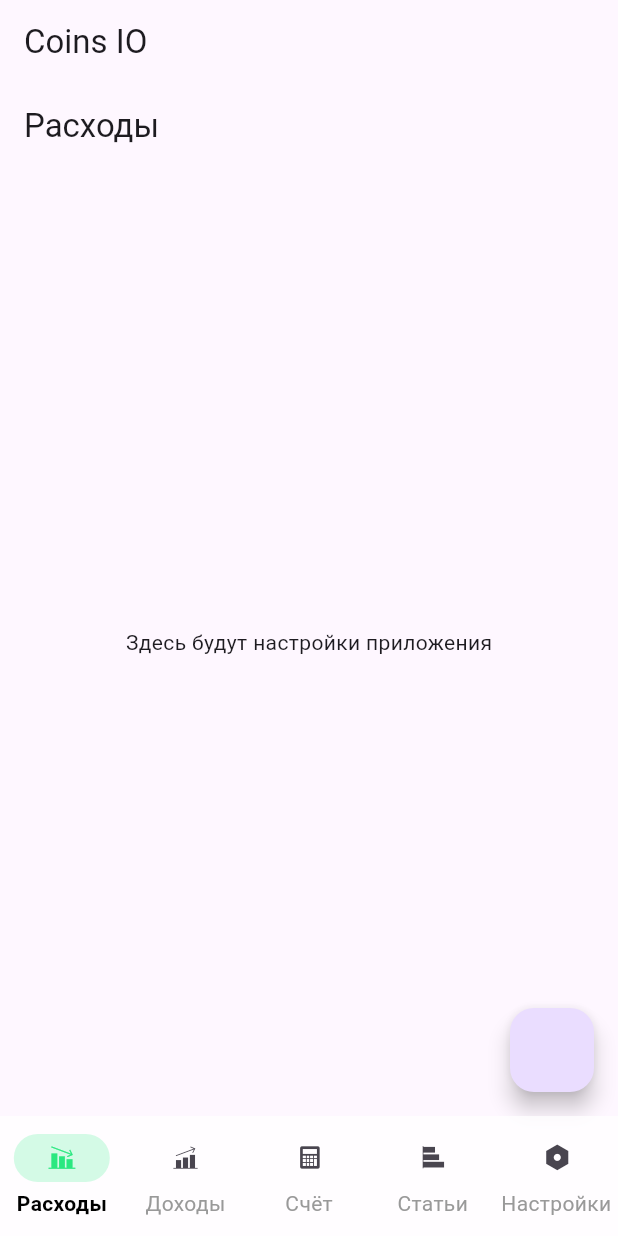
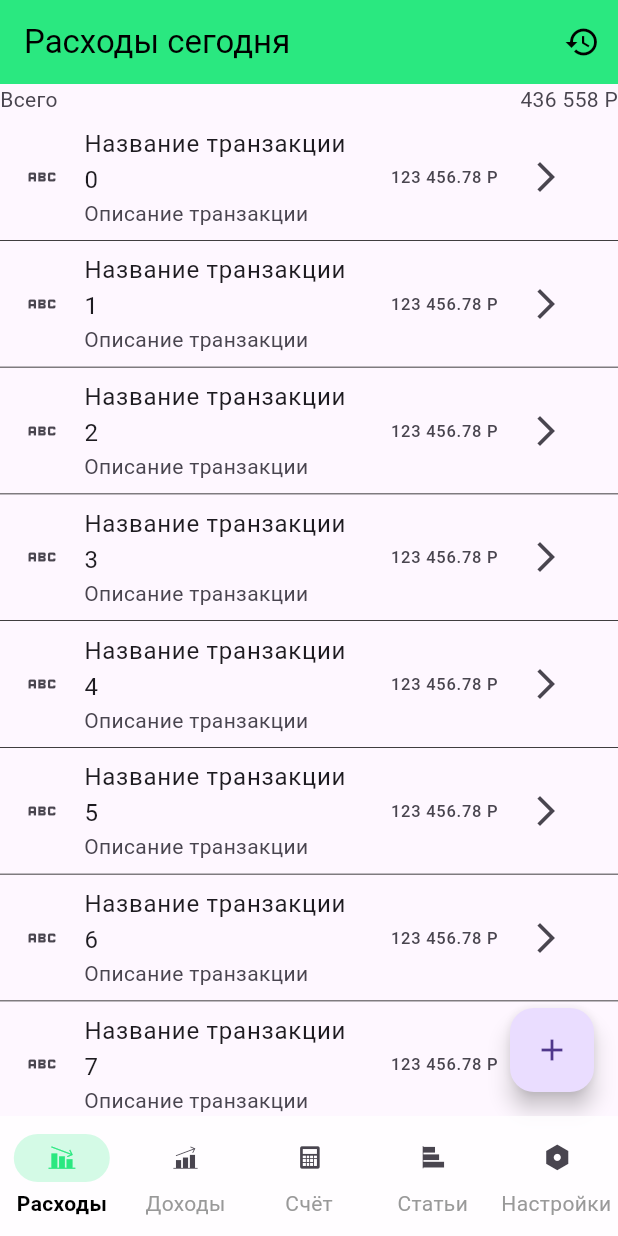
Before and after one commit to pablobagdal/CoinsIO, a Flutter app: the screen it shows after launch, on a phone screen of 412 x 824 dp. Run offline on Flutter 3.47's test engine with Material 3 defaults, Android fonts, the phone set to English and light mode, and no system bars; our stand-ins replace flutter_bloc, freezed_annotation; generated files the repository leaves out were written again.

Commit message:
modify spendings screen & theme for it's widgets

```diff
--- a/lib/core/themes/app_theme.dart
+++ b/lib/core/themes/app_theme.dart
@@ -3,6 +3,27 @@ import 'package:flutter/material.dart';
 
 abstract class AppTheme {
   static final light = ThemeData(
+    textTheme: const TextTheme(
+      bodyLarge: TextStyle(color: AppColors.black1, fontSize: 16),
+      bodyMedium: TextStyle(color: AppColors.black2, fontSize: 14),
+      bodySmall: TextStyle(color: AppColors.grey1, fontSize: 12),
+      titleLarge: TextStyle(
+        color: Colors.amber,
+        fontSize: 20,
+        fontWeight: FontWeight.bold,
+      ),
+    ),
+    appBarTheme: const AppBarTheme(
+      backgroundColor: AppColors.greenbright1,
+      foregroundColor: AppColors.black1,
+      elevation: 0,
+      // Используйте тот же стиль, что и в textTheme.titleLarge
+      titleTextStyle: TextStyle(
+        color: AppColors.black1,
+        fontSize: 22,
+        // fontWeight: FontWeight.bold,
+      ),
+    ),
     navigationBarTheme: NavigationBarThemeData(
       backgroundColor: AppColors.white1,
       indicatorColor: const Color.fromARGB(255, 212, 250, 230),
@@ -26,7 +47,7 @@ abstract class AppTheme {
       }),
     ),
     brightness: Brightness.light,
-    useMaterial3: true, // обязательно для NavigationBar
+    useMaterial3: true,
   );
 
   static final dark = ThemeData(brightness: Brightness.dark);
--- a/lib/main.dart
+++ b/lib/main.dart
@@ -19,6 +19,7 @@ class MyApp extends StatelessWidget {
   Widget build(BuildContext context) {
     return MaterialApp(
       title: 'Coins IO',
+      debugShowCheckedModeBanner: false,
       home: BlocProvider(
         create: (context) => NavigationBloc(),
         child: const HomeScreen(),
@@ -64,7 +65,7 @@ class HomeScreen extends StatelessWidget {
     return BlocBuilder<NavigationBloc, NavigationState>(
       builder: (context, state) {
         return Scaffold(
-          appBar: AppBar(title: const Text('Coins IO')),
+          // appBar: AppBar(title: const Text('Coins IO')),
           body: _screens[state.index],
           bottomNavigationBar: MyNavigationBar(),
         );
--- a/lib/ui/spendings/spendings_screen.dart
+++ b/lib/ui/spendings/spendings_screen.dart
@@ -6,9 +6,60 @@ class SpendingsScreen extends StatelessWidget {
   @override
   Widget build(BuildContext context) {
     return Scaffold(
-      appBar: AppBar(title: const Text('Расходы')),
-      body: const Center(child: Text('Здесь будут настройки приложения')),
-      floatingActionButton: FloatingActionButton(onPressed: () {}),
+      appBar: AppBar(
+        title: const Text('Расходы сегодня'),
+        actions: [
+          IconButton(onPressed: () {}, icon: const Icon(Icons.history)),
+        ],
+      ),
+      body: Column(
+        children: [
+          const Row(
+            mainAxisAlignment: MainAxisAlignment.spaceBetween,
+            children: [Text('Всего'), Text('436 558 P')],
+          ),
+          Expanded(
+            child: ListView.builder(
+              itemBuilder:
+                  (context, index) => Container(
+                    decoration: const BoxDecoration(
+                      border: Border(bottom: BorderSide(width: 0.5)),
+                    ),
+                    child: ListTile(
+                      onTap: () {},
+                      leading: const Icon(Icons.abc),
+                      title: Text('Название транзакции $index'),
+                      trailing: Row(
+                        mainAxisSize:
+                            MainAxisSize
+                                .min, // чтобы Row не занимал всё пространство
+                        children: [
+                          Text('123 456.78 P'),
+                          SizedBox(width: 8),
+                          IconButton(
+                            icon: Icon(Icons.arrow_forward_ios),
+                            onPressed: () {},
+                          ),
+                        ],
+                      ),
+                      subtitle: const Text('Описание транзакции'),
+                      // isThreeLine: true,
+                    ),
+                  ),
+              itemCount: 20,
+              // shrinkWrap: true,
+              // physics: const NeverScrollableScrollPhysics(
+              //   parent: BouncingScrollPhysics(),
+              // ),
+              // padding: const EdgeInsets.all(8.0),
+            ),
+          ),
+        ],
+      ),
+      floatingActionButton: FloatingActionButton(
+        onPressed: () {},
+        child: const Icon(Icons.add),
+      ),
     );
   }
 }
```
